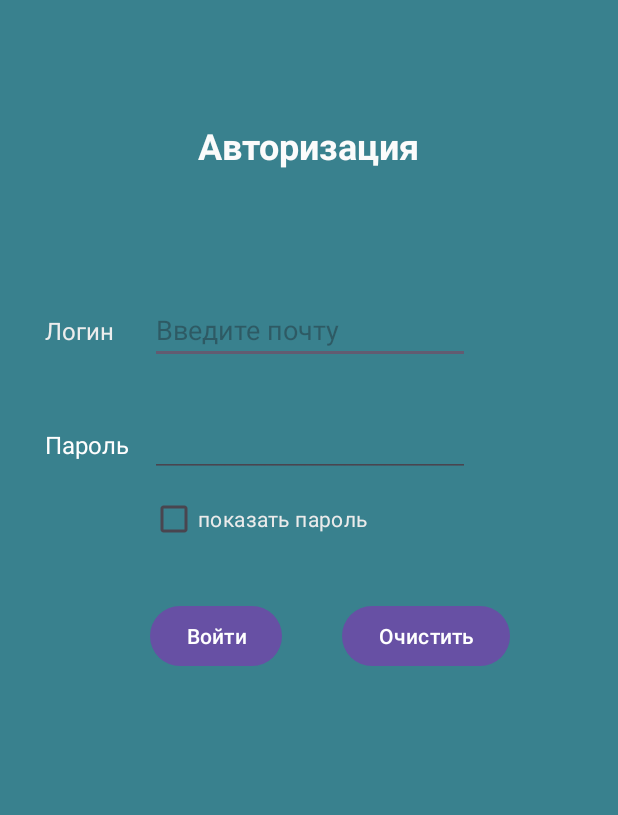
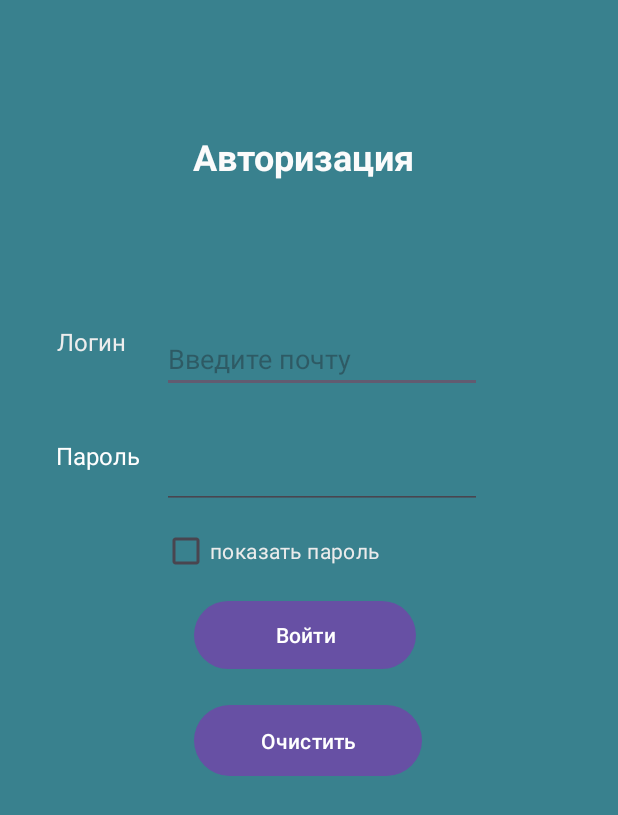
Before and after one commit to chilivar/LabWorkAndroid, an Android app: the screen it shows after launch (MainActivity), on a phone screen of 412 x 824 dp. Shown: the top 815 px of the screen. Run offline under Robolectric (Android 15) with nearby library versions, the phone set to English and light mode, and no system bars.

Commit message:
Изменения в UI

```diff
--- a/app/src/main/res/layout/activity_main.xml
+++ b/app/src/main/res/layout/activity_main.xml
@@ -18,16 +18,17 @@
         android:textStyle="bold"
         app:layout_constraintBottom_toBottomOf="parent"
         app:layout_constraintEnd_toEndOf="parent"
+        app:layout_constraintHorizontal_bias="0.488"
         app:layout_constraintStart_toStartOf="parent"
         app:layout_constraintTop_toTopOf="parent"
-        app:layout_constraintVertical_bias="0.102" />
+        app:layout_constraintVertical_bias="0.111" />
 
     <EditText
         android:id="@+id/loginTxtBx"
         android:layout_width="wrap_content"
         android:layout_height="wrap_content"
-        android:layout_marginStart="100dp"
-        android:layout_marginTop="84dp"
+        android:layout_marginStart="108dp"
+        android:layout_marginTop="96dp"
         android:ems="10"
         android:hint="Введите почту"
         android:inputType="text"
@@ -39,8 +40,8 @@
         android:id="@+id/passwordTxtBx"
         android:layout_width="wrap_content"
         android:layout_height="wrap_content"
-        android:layout_marginStart="100dp"
-        android:layout_marginTop="30dp"
+        android:layout_marginStart="108dp"
+        android:layout_marginTop="32dp"
         android:ems="10"
         android:inputType="textPassword"
         android:textColor="#FFFFFF"
@@ -77,24 +78,25 @@
 
     <Button
         android:id="@+id/enterBtn"
-        android:layout_width="wrap_content"
-        android:layout_height="wrap_content"
-        android:layout_marginStart="100dp"
-        android:layout_marginTop="400dp"
+        android:layout_width="148dp"
+        android:layout_height="53dp"
+        android:layout_marginTop="276dp"
         android:text="Войти"
+        app:layout_constraintEnd_toEndOf="parent"
+        app:layout_constraintHorizontal_bias="0.49"
         app:layout_constraintStart_toStartOf="parent"
-        app:layout_constraintTop_toTopOf="parent" />
+        app:layout_constraintTop_toBottomOf="@+id/textView" />
 
     <Button
         android:id="@+id/clearBtn"
-        android:layout_width="wrap_content"
-        android:layout_height="wrap_content"
-        android:layout_marginStart="40dp"
+        android:layout_width="152dp"
+        android:layout_height="55dp"
+        android:layout_marginTop="16dp"
         android:text="Очистить"
         app:layout_constraintEnd_toEndOf="parent"
-        app:layout_constraintHorizontal_bias="0.0"
-        app:layout_constraintStart_toEndOf="@+id/enterBtn"
-        app:layout_constraintTop_toTopOf="@+id/enterBtn" />
+        app:layout_constraintHorizontal_bias="0.498"
+        app:layout_constraintStart_toStartOf="parent"
+        app:layout_constraintTop_toBottomOf="@+id/enterBtn" />
 
     <TextView
         android:id="@+id/statusTxtBx"
@@ -114,7 +116,7 @@
         android:id="@+id/showPasswordChckBx"
         android:layout_width="wrap_content"
         android:layout_height="wrap_content"
-        android:layout_marginStart="100dp"
+        android:layout_marginStart="108dp"
         android:layout_marginTop="4dp"
         android:text="показать пароль"
         android:textColor="#EBEBEB"
```
